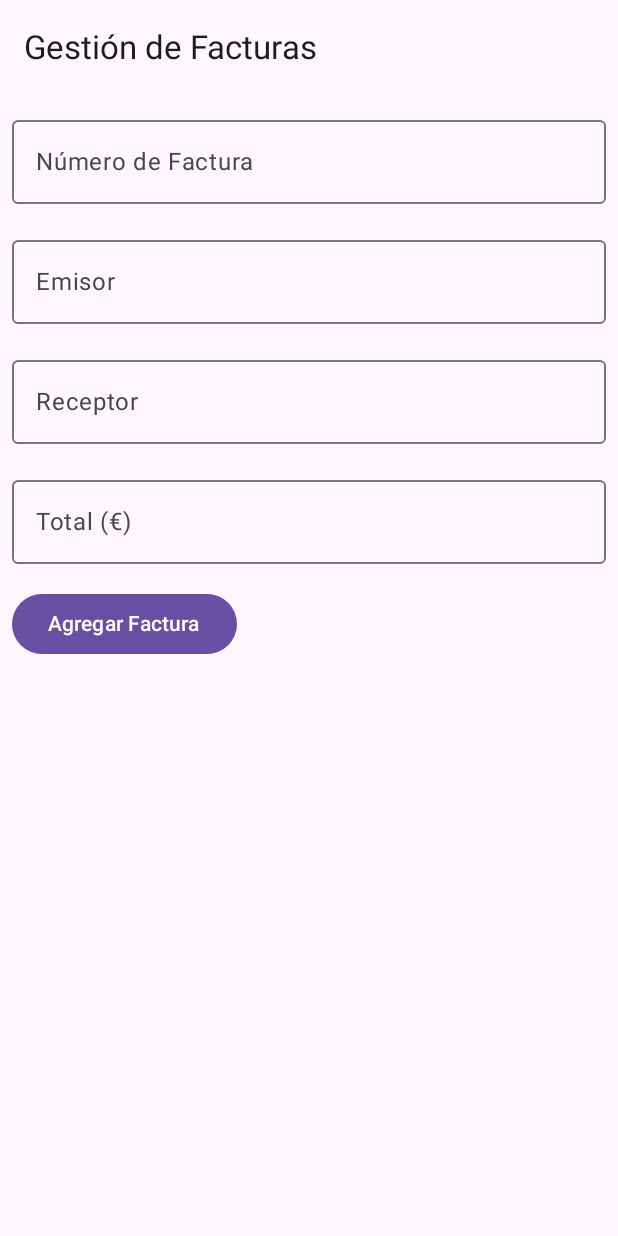
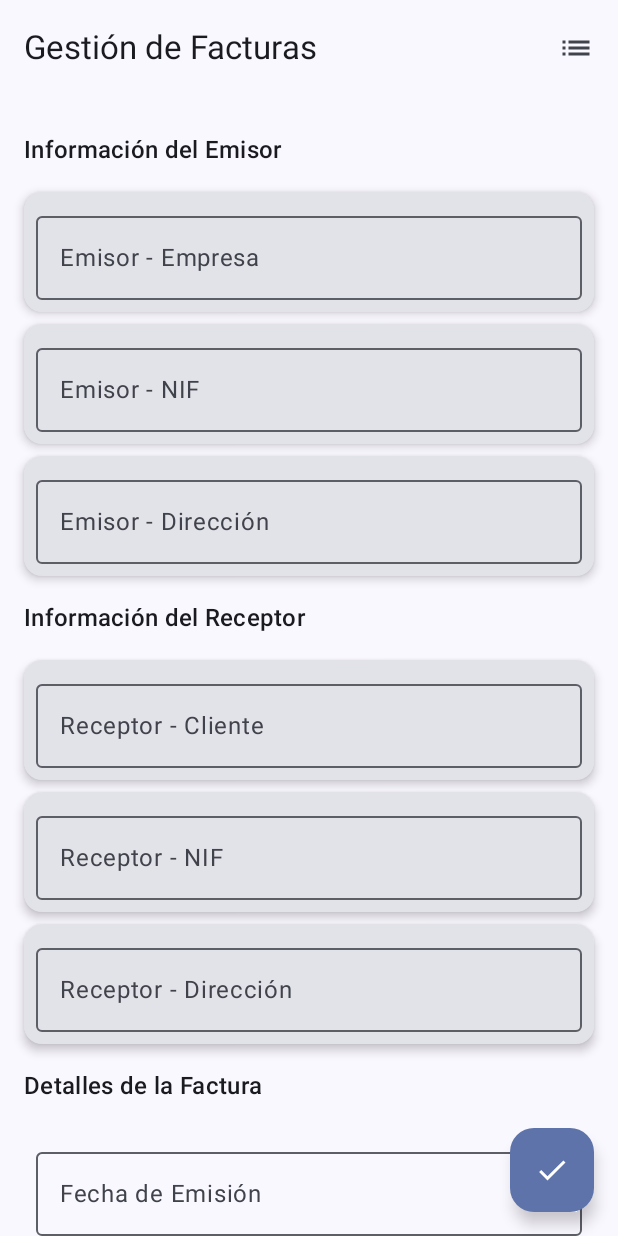
Before and after one commit to albx0502/FacturaApp, an Android app built with Jetpack Compose: the screen it shows after launch (MainActivity), on a phone screen of 412 x 824 dp. Run offline under Robolectric (Android 15) with nearby library versions, the phone set to English and light mode, and no system bars; our stand-ins replace Room's generated code.

Commit message:
Mira chatgpt y arregla cosas

```diff
--- a/app/src/main/java/com/example/facturaapp/MainActivity.kt
+++ b/app/src/main/java/com/example/facturaapp/MainActivity.kt
@@ -3,23 +3,30 @@ package com.example.facturaapp
 import android.os.Bundle
 import androidx.activity.ComponentActivity
 import androidx.activity.compose.setContent
-import androidx.lifecycle.ViewModelProvider
 import com.example.facturaapp.data.DatabaseProvider
 import com.example.facturaapp.data.FacturaRepository
-import com.example.facturaapp.ui.FacturaScreen
 import com.example.facturaapp.ui.FacturaViewModel
 import com.example.facturaapp.ui.FacturaViewModelFactory
+import com.example.facturaapp.navigation.AppNavigation
+import com.example.facturaapp.ui.theme.FacturaAppTheme
+import androidx.lifecycle.viewmodel.compose.viewModel
 
-class MainActivity : ComponentActivity(){
-    override fun onCreate(savedInstanceState: Bundle?){
+class MainActivity : ComponentActivity() {
+    override fun onCreate(savedInstanceState: Bundle?) {
         super.onCreate(savedInstanceState)
 
-        val database = DatabaseProvider.getDatabase(this)
+        // Inicializar la base de datos y el repositorio
+        val database = DatabaseProvider.getDatabase(applicationContext)
         val repository = FacturaRepository(database.facturaDao())
-        val viewModel = ViewModelProvider(this, FacturaViewModelFactory(repository))[FacturaViewModel::class.java]
 
-        setContent{
-            FacturaScreen(viewModel = viewModel)
+        // Configurar ViewModelFactory
+        val factory = FacturaViewModelFactory(repository)
+
+        setContent {
+            FacturaAppTheme {
+                val viewModel: FacturaViewModel = viewModel(factory = factory)
+                AppNavigation(viewModel = viewModel)
+            }
         }
     }
 }
--- a/app/src/main/java/com/example/facturaapp/data/DatabaseProvider.kt
+++ b/app/src/main/java/com/example/facturaapp/data/DatabaseProvider.kt
@@ -4,17 +4,24 @@ import android.content.Context
 import androidx.room.Room
 
 object DatabaseProvider {
-    private var instance: FacturaDatabase? = null
+    private var INSTANCE: FacturaDatabase? = null
 
     fun getDatabase(context: Context): FacturaDatabase {
-        return instance ?: synchronized(this) {
-            val newInstance = Room.databaseBuilder(
+        return INSTANCE ?: synchronized(this) {
+            val instance = Room.databaseBuilder(
                 context.applicationContext,
                 FacturaDatabase::class.java,
-                "facturas_db"
-            ).build()
-            instance = newInstance
-            newInstance
+                "factura_database"
+            )
+                .fallbackToDestructiveMigration() // Esto asegura que los cambios en la base de datos no rompan la app.
+                .build()
+            INSTANCE = instance
+            instance
         }
     }
+
+    fun closeDatabase() {
+        INSTANCE?.close()
+        INSTANCE = null
+    }
 }
--- a/app/src/main/java/com/example/facturaapp/data/FacturaDao.kt
+++ b/app/src/main/java/com/example/facturaapp/data/FacturaDao.kt
@@ -1,18 +1,27 @@
 package com.example.facturaapp.data
 
 import androidx.room.*
+import kotlinx.coroutines.flow.Flow
 
 @Dao
 interface FacturaDao {
-    @Insert
+    // Insertar una nueva factura
+    @Insert(onConflict = OnConflictStrategy.REPLACE)
     suspend fun insertFactura(factura: FacturaEntity)
 
-    @Query("SELECT * FROM facturas Order BY numero ASC")
-    suspend fun getAllFacturas(): List<FacturaEntity>
-
+    // Actualizar una factura existente
     @Update
     suspend fun updateFactura(factura: FacturaEntity)
 
+    // Borrar una factura
     @Delete
     suspend fun deleteFactura(factura: FacturaEntity)
+
+    // Obtener todas las facturas
+    @Query("SELECT * FROM facturas ORDER BY id ASC")
+    fun getAllFacturas(): Flow<List<FacturaEntity>>
+
+    // Obtener una factura por ID
+    @Query("SELECT * FROM facturas WHERE id = :id LIMIT 1")
+    suspend fun getFacturaById(id: Int): FacturaEntity?
 }
--- a/app/src/main/java/com/example/facturaapp/data/FacturaDatabase.kt
+++ b/app/src/main/java/com/example/facturaapp/data/FacturaDatabase.kt
@@ -1,9 +1,30 @@
 package com.example.facturaapp.data
 
+import android.content.Context
 import androidx.room.Database
+import androidx.room.Room
 import androidx.room.RoomDatabase
 
-@Database(entities = [FacturaEntity::class], version = 1)
+@Database(entities = [FacturaEntity::class], version = 1, exportSchema = false)
 abstract class FacturaDatabase : RoomDatabase() {
+
     abstract fun facturaDao(): FacturaDao
+
+    companion object {
+        @Volatile
+        private var INSTANCE: FacturaDatabase? = null
+
+        fun getDatabase(context: Context): FacturaDatabase {
+            return INSTANCE ?: synchronized(this) {
+                val instance = Room.databaseBuilder(
+                    context.applicationContext,
+                    FacturaDatabase::class.java,
+                    "factura_database"
+                ).fallbackToDestructiveMigration()
+                    .build()
+                INSTANCE = instance
+                instance
+            }
+        }
+    }
 }
--- a/app/src/main/java/com/example/facturaapp/data/FacturaRepository.kt
+++ b/app/src/main/java/com/example/facturaapp/data/FacturaRepository.kt
@@ -1,18 +1,25 @@
 package com.example.facturaapp.data
 
+import kotlinx.coroutines.flow.Flow
+
 class FacturaRepository(private val facturaDao: FacturaDao) {
-    suspend fun insertFactura(factura: FacturaEntity){
+
+    // Obtener todas las facturas como Flow
+    fun getAllFacturas(): Flow<List<FacturaEntity>> = facturaDao.getAllFacturas()
+
+    suspend fun addFactura(factura: FacturaEntity) {
         facturaDao.insertFactura(factura)
     }
 
-    suspend fun getAllFacturas(): List<FacturaEntity>{
-        return facturaDao.getAllFacturas()
+    suspend fun updateFactura(factura: FacturaEntity) {
+        facturaDao.updateFactura(factura)
     }
 
-    suspend fun updateFactura(factura: FacturaEntity){
-        facturaDao.updateFactura(factura)
-    }
-    suspend fun deleteFactura(factura: FacturaEntity){
+    suspend fun deleteFactura(factura: FacturaEntity) {
         facturaDao.deleteFactura(factura)
     }
+
+    suspend fun getFacturaById(id: Int): FacturaEntity? {
+        return facturaDao.getFacturaById(id)
+    }
 }
--- /dev/null
+++ b/app/src/main/java/com/example/facturaapp/navigation/AppNavigation.kt
@@ -0,0 +1,59 @@
+package com.example.facturaapp.navigation
+
+import androidx.compose.runtime.Composable
+import androidx.compose.runtime.collectAsState
+import androidx.navigation.NavType
+import androidx.navigation.compose.NavHost
+import androidx.navigation.compose.composable
+import androidx.navigation.compose.rememberNavController
+import androidx.navigation.navArgument
+import com.example.facturaapp.ui.*
+
+@Composable
+fun AppNavigation(viewModel: FacturaViewModel) {
+    val navController = rememberNavController()
+
+    NavHost(navController = navController, startDestination = "form") {
+        // Pantalla del formulario de facturas
+        composable(route = "form") {
+            FacturaScreen(
+                viewModel = viewModel,
+                onNavigateToList = {
+                    navController.navigate("list")
+                }
+            )
+        }
+
+        // Pantalla del listado de facturas
+        composable(route = "list") {
+            FacturaListScreen(
+                facturas = viewModel.facturas.collectAsState().value,
+                onFacturaClick = { factura ->
+                    navController.navigate("details/${factura.id}") // Cambiado a `factura.id` para alinearse con el modelo actualizado
+                },
+                onNavigateToForm = {
+                    navController.navigate("form")
+                }
+            )
+        }
+
+        // Pantalla de detalles de una factura
+        composable(
+            route = "details/{facturaId}",
+            arguments = listOf(navArgument("facturaId") { type = NavType.IntType }) // Ajustado a `IntType` para reflejar el ID autogenerado
+        ) { backStackEntry ->
+            val facturaId = backStackEntry.arguments?.getInt("facturaId") ?: -1
+            val factura = viewModel.facturas.collectAsState().value.find { it.id == facturaId }
+            factura?.let {
+                FacturaDetailScreen(
+                    factura = it,
+                    onBackClick = { navController.popBackStack() },
+                    onEditClick = { facturaToEdit ->
+                        viewModel.editFactura(facturaToEdit)
+                        navController.navigate("form")
+                    }
+                )
+            }
+        }
+    }
+}
--- a/app/src/main/java/com/example/facturaapp/ui/FacturaScreen.kt
+++ b/app/src/main/java/com/example/facturaapp/ui/FacturaScreen.kt
@@ -2,118 +2,222 @@ package com.example.facturaapp.ui
 
 import androidx.compose.foundation.layout.*
 import androidx.compose.foundation.lazy.LazyColumn
-import androidx.compose.foundation.lazy.items
+import androidx.compose.foundation.text.KeyboardOptions
+import androidx.compose.material.icons.Icons
+import androidx.compose.material.icons.filled.List
+import androidx.compose.material.icons.filled.Check
 import androidx.compose.material3.*
-import androidx.compose.runtime.Composable
-import androidx.compose.runtime.collectAsState
-import androidx.compose.runtime.getValue
-import androidx.compose.runtime.mutableStateOf
-import androidx.compose.runtime.remember
-import androidx.compose.runtime.setValue
+import androidx.compose.runtime.*
 import androidx.compose.ui.Modifier
+import androidx.compose.ui.text.input.KeyboardType
 import androidx.compose.ui.unit.dp
-import androidx.lifecycle.viewmodel.compose.viewModel
 import com.example.facturaapp.data.FacturaEntity
+import java.text.SimpleDateFormat
+import java.util.*
 
 @OptIn(ExperimentalMaterial3Api::class)
 @Composable
-fun FacturaScreen(viewModel: FacturaViewModel) {
-    val facturas = viewModel.facturas.collectAsState().value
-    var numero by remember { mutableStateOf("") }
-    var emisor by remember { mutableStateOf("") }
-    var receptor by remember { mutableStateOf("") }
-    var total by remember { mutableStateOf("") }
+fun FacturaScreen(
+    viewModel: FacturaViewModel,
+    onNavigateToList: () -> Unit
+) {
+    // Estados para cada campo del formulario
+    var numeroFactura by remember { mutableStateOf("") }
+    var fechaEmision by remember { mutableStateOf("") }
+    var emisorEmpresa by remember { mutableStateOf("") }
+    var emisorNIF by remember { mutableStateOf("") }
+    var emisorDireccion by remember { mutableStateOf("") }
+    var receptorCliente by remember { mutableStateOf("") }
+    var receptorNIF by remember { mutableStateOf("") }
+    var receptorDireccion by remember { mutableStateOf("") }
+    var baseImponible by remember { mutableStateOf("") }
+    var ivaPorcentaje by remember { mutableStateOf("") }
+
+    // Actualizar los campos si hay una factura en edición
+    LaunchedEffect(viewModel.facturaToEdit.collectAsState().value) {
+        viewModel.facturaToEdit.value?.let { factura ->
+            numeroFactura = factura.numeroFactura
+            fechaEmision = factura.fechaEmision
+            emisorEmpresa = factura.emisor
+            emisorNIF = factura.emisorNIF
+            emisorDireccion = factura.emisorDireccion
+            receptorCliente = factura.receptor
+            receptorNIF = factura.receptorNIF
+            receptorDireccion = factura.receptorDireccion
+            baseImponible = factura.baseImponible.toString()
+            ivaPorcentaje = ((factura.iva / factura.baseImponible) * 100).toString()
+        }
+    }
+
+    // Cálculo automático del IVA y total
+    val iva = if (baseImponible.isNotEmpty() && ivaPorcentaje.isNotEmpty()) {
+        (baseImponible.toDoubleOrNull() ?: 0.0) * (ivaPorcentaje.toDoubleOrNull() ?: 0.0) / 100
+    } else 0.0
+    val total = if (baseImponible.isNotEmpty()) {
+        (baseImponible.toDoubleOrNull() ?: 0.0) + iva
+    } else 0.0
 
     Scaffold(
         topBar = {
-            TopAppBar(title = { Text("Gestión de Facturas") })
+            TopAppBar(
+                title = { Text("Gestión de Facturas") },
+                actions = {
+                    IconButton(onClick = onNavigateToList) {
+                        Icon(imageVector = Icons.Default.List, contentDescription = "Ver Lista de Facturas")
+                    }
+                }
+            )
+        },
+        floatingActionButton = {
+            FloatingActionButton(onClick = {
+                // Validación: evitar agregar facturas con campos vacíos
+                if (fechaEmision.isNotBlank() &&
+                    emisorEmpresa.isNotBlank() &&
+                    receptorCliente.isNotBlank()
+                ) {
+                    viewModel.saveFactura(
+                        FacturaEntity(
+                            numeroFactura = numeroFactura.ifEmpty { UUID.randomUUID().toString() },
+                            fechaEmision = fechaEmision,
+                            emisor = emisorEmpresa,
+                            emisorNIF = emisorNIF,
+                            emisorDireccion = emisorDireccion,
+                            receptor = receptorCliente,
+                            receptorNIF = receptorNIF,
+                            receptorDireccion = receptorDireccion,
+                            baseImponible = baseImponible.toDoubleOrNull() ?: 0.0,
+                            iva = iva,
+                            total = total
+                        )
+                    )
+                    // Limpiar campos después de guardar
+                    numeroFactura = ""
+                    fechaEmision = ""
+                    emisorEmpresa = ""
+                    emisorNIF = ""
+                    emisorDireccion = ""
+                    receptorCliente = ""
+                    receptorNIF = ""
+                    receptorDireccion = ""
+                    baseImponible = ""
+                    ivaPorcentaje = ""
+                } else {
+                    // Mostrar un mensaje de error si faltan campos obligatorios
+                    println("Por favor, completa todos los campos obligatorios.")
+                }
+            }) {
+                Icon(imageVector = Icons.Default.Check, contentDescription = "Guardar Factura")
+            }
         },
         content = { paddingValues ->
-            Column(modifier = Modifier.padding(paddingValues)) {
-                // Formulario para añadir una factura
-                OutlinedTextField(
-                    value = numero,
-                    onValueChange = { numero = it },
-                    label = { Text("Número de Factura") },
-                    modifier = Modifier.fillMaxWidth().padding(8.dp)
-                )
-                OutlinedTextField(
-                    value = emisor,
-                    onValueChange = { emisor = it },
-                    label = { Text("Emisor") },
-                    modifier = Modifier.fillMaxWidth().padding(8.dp)
-                )
-                OutlinedTextField(
-                    value = receptor,
-                    onValueChange = { receptor = it },
-                    label = { Text("Receptor") },
-                    modifier = Modifier.fillMaxWidth().padding(8.dp)
-                )
-                OutlinedTextField(
-                    value = total,
-                    onValueChange = { total = it },
-                    label = { Text("Total (€)") },
-                    modifier = Modifier.fillMaxWidth().padding(8.dp)
-                )
-                Button(
-                    onClick = {
-                        viewModel.addFacturas(
-                            FacturaEntity(
-                                numero = numero,
-                                emisor = emisor,
-                                receptor = receptor,
-                                total = total.toDoubleOrNull() ?: 0.0,
-                                fechaEmision = "Hoy",
-                                emisorNIF = "N/A",
-                                emisorDireccion = "N/A",
-                                receptorNIF = "N/A",
-                                receptorDireccion = "N/A",
-                                baseImponible = 0.0,
-                                iva = 0.0
-                            )
-                        )
-                        numero = ""
-                        emisor = ""
-                        receptor = ""
-                        total = ""
-                    },
-                    modifier = Modifier.padding(8.dp)
-                ) {
-                    Text("Agregar Factura")
+            LazyColumn(
+                modifier = Modifier
+                    .fillMaxSize()
+                    .padding(paddingValues),
+                verticalArrangement = Arrangement.spacedBy(8.dp),
+                contentPadding = PaddingValues(16.dp)
+            ) {
+                // Sección: Información del Emisor
+                item {
+                    SectionHeader(title = "Información del Emisor")
+                }
+                item {
+                    FieldCard(label = "Emisor - Empresa", value = emisorEmpresa) { emisorEmpresa = it }
+                }
+                item {
+                    FieldCard(label = "Emisor - NIF", value = emisorNIF) { emisorNIF = it }
+                }
+                item {
+                    FieldCard(label = "Emisor - Dirección", value = emisorDireccion) { emisorDireccion = it }
                 }
 
-                // Lista de facturas
-                LazyColumn {
-                    items(facturas) { factura ->
-                        FacturaItem(
-                            factura = factura,
-                            onDelete = { viewModel.deleteFacturas(it) }
-                        )
+                // Sección: Información del Receptor
+                item {
+                    SectionHeader(title = "Información del Receptor")
+                }
+                item {
+                    FieldCard(label = "Receptor - Cliente", value = receptorCliente) { receptorCliente = it }
+                }
+                item {
+                    FieldCard(label = "Receptor - NIF", value = receptorNIF) { receptorNIF = it }
+                }
+                item {
+                    FieldCard(label = "Receptor - Dirección", value = receptorDireccion) { receptorDireccion = it }
+                }
+
+                // Sección: Detalles de la Factura
+                item {
+                    SectionHeader(title = "Detalles de la Factura")
+                }
+                item {
+                    DatePickerField(label = "Fecha de Emisión", value = fechaEmision) { fechaEmision = it }
+                }
+                item {
+                    FieldCard(label = "Base Imponible (€)", value = baseImponible, keyboardType = KeyboardType.Number) {
+                        baseImponible = it
                     }
+                }
+                item {
+                    FieldCard(label = "IVA (%)", value = ivaPorcentaje, keyboardType = KeyboardType.Number) {
+                        ivaPorcentaje = it
+                    }
+                }
+                item {
+                    Text(
+                        text = "Total (€): $total",
+                        style = MaterialTheme.typography.bodyLarge,
+                        modifier = Modifier.padding(vertical = 8.dp)
+                    )
                 }
             }
         }
     )
 }
+
 @Composable
-fun FacturaItem(factura: FacturaEntity, onDelete: (FacturaEntity) -> Unit) {
-    Card(
+fun DatePickerField(label: String, value: String, onValueChange: (String) -> Unit) {
+    val calendar = Calendar.getInstance()
+    val formatter = SimpleDateFormat("dd-MM-yyyy", Locale.getDefault())
+    OutlinedTextField(
+        value = value,
+        onValueChange = onValueChange,
+        label = { Text(label) },
         modifier = Modifier
             .fillMaxWidth()
             .padding(8.dp),
+        trailingIcon = {
+            IconButton(onClick = {
+                onValueChange(formatter.format(calendar.time))
+            }) {
+                Icon(imageVector = Icons.Default.Check, contentDescription = "Seleccionar Fecha")
+            }
+        }
+    )
+}
+
+@Composable
+fun FieldCard(label: String, value: String, keyboardType: KeyboardType = KeyboardType.Text, onValueChange: (String) -> Unit) {
+    Card(
+        modifier = Modifier.fillMaxWidth(),
         elevation = CardDefaults.cardElevation(defaultElevation = 4.dp)
     ) {
-        Column(modifier = Modifier.padding(16.dp)) {
-            Text("Factura N.º: ${factura.numero}")
-            Text("Emisor: ${factura.emisor}")
-            Text("Receptor: ${factura.receptor}")
-            Text("Total: ${factura.total} €")
-            Button(
-                onClick = { onDelete(factura) },
-                modifier = Modifier.padding(top = 8.dp)
-            ) {
-                Text("Eliminar")
-            }
-        }
+        OutlinedTextField(
+            value = value,
+            onValueChange = onValueChange,
+            label = { Text(label) },
+            keyboardOptions = KeyboardOptions.Default.copy(keyboardType = keyboardType),
+            modifier = Modifier
+                .fillMaxWidth()
+                .padding(8.dp)
+        )
     }
 }
+
+@Composable
+fun SectionHeader(title: String) {
+    Text(
+        text = title,
+        style = MaterialTheme.typography.titleMedium,
+        modifier = Modifier.padding(vertical = 8.dp)
+    )
+}
--- a/app/src/main/java/com/example/facturaapp/ui/FacturaViewModel.kt
+++ b/app/src/main/java/com/example/facturaapp/ui/FacturaViewModel.kt
@@ -4,36 +4,46 @@ import androidx.lifecycle.ViewModel
 import androidx.lifecycle.viewModelScope
 import com.example.facturaapp.data.FacturaEntity
 import com.example.facturaapp.data.FacturaRepository
+import kotlinx.coroutines.flow.MutableStateFlow
+import kotlinx.coroutines.flow.SharingStarted
+import kotlinx.coroutines.flow.StateFlow
+import kotlinx.coroutines.flow.stateIn
 import kotlinx.coroutines.launch
-import kotlinx.coroutines.flow.MutableStateFlow
-import kotlinx.coroutines.flow.StateFlow
 
-class FacturaViewModel(private val repository: FacturaRepository): ViewModel() {
+class FacturaViewModel(private val repository: FacturaRepository) : ViewModel() {
 
-    private val _facturas = MutableStateFlow<List<FacturaEntity>>(emptyList())
-    val facturas: StateFlow<List<FacturaEntity>> = _facturas
+    // Lista de facturas observando el flujo directamente
+    val facturas: StateFlow<List<FacturaEntity>> = repository.getAllFacturas()
+        .stateIn(viewModelScope, SharingStarted.WhileSubscribed(5000), emptyList())
 
-    init {
-        loadFacturas()
-    }
+    // Factura seleccionada para editar
+    private val _facturaToEdit = MutableStateFlow<FacturaEntity?>(null)
+    val facturaToEdit: StateFlow<FacturaEntity?> get() = _facturaToEdit
 
-    fun loadFacturas(){
-        viewModelScope.launch{
-            _facturas.value = repository.getAllFacturas()
+    fun addFactura(factura: FacturaEntity) {
+        viewModelScope.launch {
+            repository.addFactura(factura)
         }
     }
 
-    fun addFacturas(factura: FacturaEntity){
-        viewModelScope.launch{
-            repository.insertFactura(factura)
-            loadFacturas()  //Recarga la lista despues de insertar
+    fun deleteFactura(factura: FacturaEntity) {
+        viewModelScope.launch {
+            repository.deleteFactura(factura)
         }
     }
 
-    fun deleteFacturas(factura: FacturaEntity){
-        viewModelScope.launch{
-            repository.deleteFactura(factura)
-            loadFacturas()  //Recarga la lista despues de insertar
+    fun editFactura(factura: FacturaEntity) {
+        _facturaToEdit.value = factura
+    }
+
+    fun saveFactura(factura: FacturaEntity) {
+        viewModelScope.launch {
+            if (factura.id != null) {
+                repository.updateFactura(factura)
+            } else {
+                repository.addFactura(factura)
+            }
+            _facturaToEdit.value = null
         }
     }
 }
--- a/app/src/main/java/com/example/facturaapp/ui/FacturaViewModelFactory.kt
+++ b/app/src/main/java/com/example/facturaapp/ui/FacturaViewModelFactory.kt
@@ -5,6 +5,7 @@ import androidx.lifecycle.ViewModelProvider
 import com.example.facturaapp.data.FacturaRepository
 
 class FacturaViewModelFactory(private val repository: FacturaRepository) : ViewModelProvider.Factory {
+
     override fun <T : ViewModel> create(modelClass: Class<T>): T {
         if (modelClass.isAssignableFrom(FacturaViewModel::class.java)) {
             @Suppress("UNCHECKED_CAST")
```
Also changed, not shown: app/src/main/java/com/example/facturaapp/data/FacturaEntity.kt (+12 -11 lines), app/src/main/java/com/example/facturaapp/ui/FacturaDetailScreen.kt (added, +109 -0 lines), app/src/main/java/com/example/facturaapp/ui/FacturaListScreen.kt (added, +99 -0 lines).
